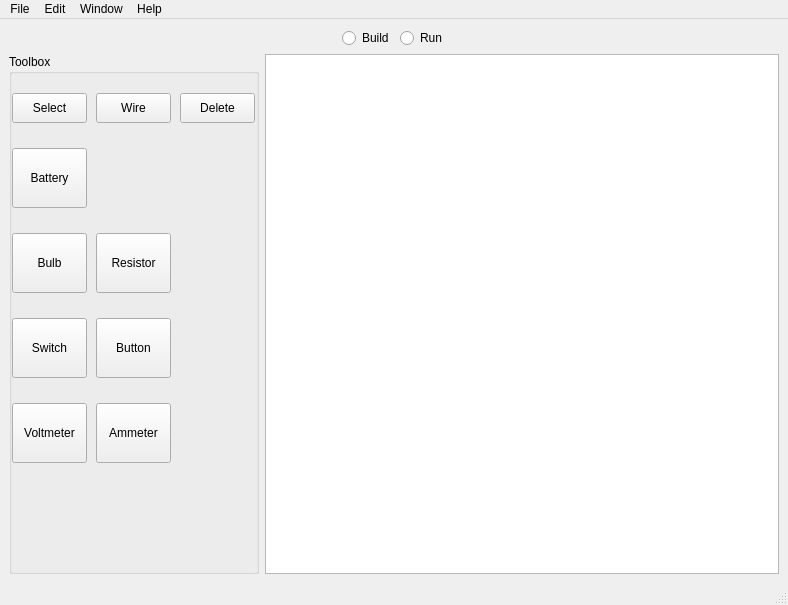
This is views/mainWindow.ui in bandienkhamgalan/flappyeagle as Qt 5 draws it before an edit. The edited form follows.
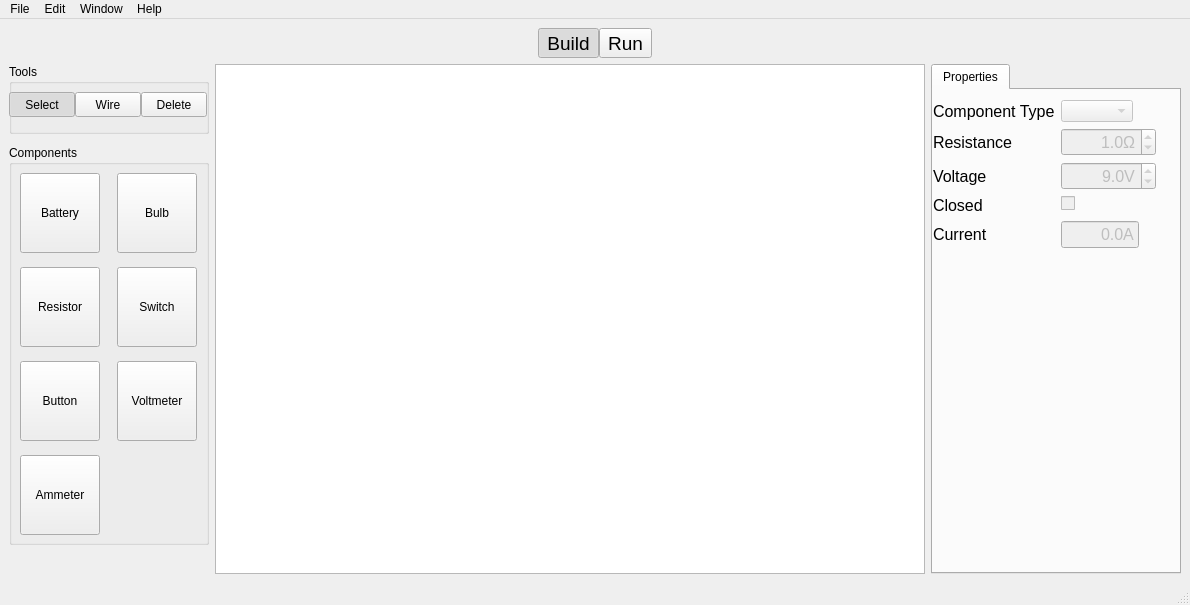
This is the edited form. Custom widgets are drawn as their Qt base class.

Commit message: implement properties and fix bugs in circuit diagram view

Diff of the .ui file:
```diff
--- a/views/mainWindow.ui
+++ b/views/mainWindow.ui
@@ -6,12 +6,12 @@
    <rect>
     <x>0</x>
     <y>0</y>
-    <width>788</width>
+    <width>1190</width>
     <height>605</height>
    </rect>
   </property>
   <property name="sizePolicy">
-   <sizepolicy hsizetype="Minimum" vsizetype="Minimum">
+   <sizepolicy hsizetype="MinimumExpanding" vsizetype="MinimumExpanding">
     <horstretch>0</horstretch>
     <verstretch>0</verstretch>
    </sizepolicy>
@@ -41,6 +41,9 @@
    <layout class="QVBoxLayout" name="verticalLayout">
     <item>
      <layout class="QHBoxLayout" name="horizontalLayout_4">
+      <property name="spacing">
+       <number>0</number>
+      </property>
       <property name="topMargin">
        <number>0</number>
       </property>
@@ -58,17 +61,39 @@
        </spacer>
       </item>
       <item>
-       <widget class="QRadioButton" name="build">
+       <widget class="QToolButton" name="buildMode">
+        <property name="font">
+         <font>
+          <pointsize>14</pointsize>
+         </font>
+        </property>
+        <property name="cursor">
+         <cursorShape>ForbiddenCursor</cursorShape>
+        </property>
         <property name="text">
          <string>Build</string>
         </property>
+        <property name="checkable">
+         <bool>true</bool>
+        </property>
+        <property name="checked">
+         <bool>true</bool>
+        </property>
        </widget>
       </item>
       <item>
-       <widget class="QRadioButton" name="run">
+       <widget class="QToolButton" name="runMode">
+        <property name="font">
+         <font>
+          <pointsize>14</pointsize>
+         </font>
+        </property>
         <property name="text">
          <string>Run</string>
         </property>
+        <property name="checkable">
+         <bool>true</bool>
+        </property>
        </widget>
       </item>
       <item>
@@ -88,101 +113,56 @@
     </item>
     <item>
      <layout class="QHBoxLayout" name="horizontalLayout">
+      <property name="rightMargin">
+       <number>0</number>
+      </property>
       <item>
        <layout class="QVBoxLayout" name="toolbox">
         <property name="rightMargin">
          <number>0</number>
         </property>
         <item>
-         <widget class="QGroupBox" name="toolboxComponents">
+         <widget class="QGroupBox" name="groupBox">
           <property name="sizePolicy">
-           <sizepolicy hsizetype="MinimumExpanding" vsizetype="MinimumExpanding">
+           <sizepolicy hsizetype="Fixed" vsizetype="Maximum">
             <horstretch>0</horstretch>
             <verstretch>0</verstretch>
            </sizepolicy>
           </property>
+          <property name="minimumSize">
+           <size>
+            <width>200</width>
+            <height>70</height>
+           </size>
+          </property>
           <property name="maximumSize">
            <size>
-            <width>250</width>
-            <height>16777215</height>
+            <width>175</width>
+            <height>70</height>
            </size>
           </property>
           <property name="title">
-           <string>Toolbox</string>
+           <string>Tools</string>
           </property>
-          <widget class="QWidget" name="gridLayoutWidget">
+          <widget class="QWidget" name="gridLayoutWidget_2">
            <property name="geometry">
             <rect>
              <x>0</x>
              <y>20</y>
-             <width>251</width>
-             <height>411</height>
+             <width>200</width>
+             <height>41</height>
             </rect>
            </property>
-           <layout class="QGridLayout" name="toolboxComponentsGrid" rowstretch="0,0,0,0,0,0">
-            <item row="4" column="1">
-             <widget class="DraggableComponentButton" name="newButton">
-              <property name="minimumSize">
-               <size>
-                <width>75</width>
-                <height>60</height>
-               </size>
-              </property>
-              <property name="autoFillBackground">
-               <bool>false</bool>
-              </property>
-              <property name="text">
-               <string>Button</string>
-              </property>
-              <property name="toolButtonStyle">
-               <enum>Qt::ToolButtonTextUnderIcon</enum>
-              </property>
-             </widget>
-            </item>
-            <item row="4" column="0">
-             <widget class="DraggableComponentButton" name="newSwitch">
-              <property name="minimumSize">
-               <size>
-                <width>75</width>
-                <height>60</height>
-               </size>
-              </property>
-              <property name="autoFillBackground">
-               <bool>false</bool>
-              </property>
-              <property name="text">
-               <string>Switch</string>
-              </property>
-              <property name="toolButtonStyle">
-               <enum>Qt::ToolButtonTextUnderIcon</enum>
-              </property>
-             </widget>
-            </item>
-            <item row="2" column="0">
-             <widget class="DraggableComponentButton" name="newBattery">
-              <property name="minimumSize">
-               <size>
-                <width>75</width>
-                <height>60</height>
-               </size>
-              </property>
-              <property name="autoFillBackground">
-               <bool>false</bool>
-              </property>
-              <property name="text">
-               <string>Battery</string>
-              </property>
-              <property name="toolButtonStyle">
-               <enum>Qt::ToolButtonTextUnderIcon</enum>
-              </property>
-             </widget>
-            </item>
+           <layout class="QGridLayout" name="gridLayout">
+            <property name="horizontalSpacing">
+             <number>0</number>
+            </property>
             <item row="0" column="1">
              <widget class="QToolButton" name="wireMode">
               <property name="minimumSize">
                <size>
-                <width>75</width>
-                <height>30</height>
+                <width>66</width>
+                <height>25</height>
                </size>
               </property>
               <property name="autoFillBackground">
@@ -191,24 +171,8 @@
               <property name="text">
                <string>Wire</string>
               </property>
-              <property name="toolButtonStyle">
-               <enum>Qt::ToolButtonTextUnderIcon</enum>
-              </property>
-             </widget>
-            </item>
-            <item row="0" column="2">
-             <widget class="QToolButton" name="deleteMode">
-              <property name="minimumSize">
-               <size>
-                <width>75</width>
-                <height>30</height>
-               </size>
-              </property>
-              <property name="autoFillBackground">
-               <bool>false</bool>
-              </property>
-              <property name="text">
-               <string>Delete</string>
+              <property name="checkable">
+               <bool>true</bool>
               </property>
               <property name="toolButtonStyle">
                <enum>Qt::ToolButtonTextUnderIcon</enum>
@@ -219,8 +183,8 @@
              <widget class="QToolButton" name="selectMode">
               <property name="minimumSize">
                <size>
-                <width>75</width>
-                <height>30</height>
+                <width>66</width>
+                <height>25</height>
                </size>
               </property>
               <property name="autoFillBackground">
@@ -229,17 +193,196 @@
               <property name="text">
                <string>Select</string>
               </property>
+              <property name="checkable">
+               <bool>true</bool>
+              </property>
+              <property name="checked">
+               <bool>true</bool>
+              </property>
               <property name="toolButtonStyle">
                <enum>Qt::ToolButtonTextUnderIcon</enum>
               </property>
              </widget>
             </item>
-            <item row="5" column="0">
+            <item row="0" column="2">
+             <widget class="QToolButton" name="deleteMode">
+              <property name="minimumSize">
+               <size>
+                <width>66</width>
+                <height>25</height>
+               </size>
+              </property>
+              <property name="autoFillBackground">
+               <bool>false</bool>
+              </property>
+              <property name="text">
+               <string>Delete</string>
+              </property>
+              <property name="checkable">
+               <bool>true</bool>
+              </property>
+              <property name="toolButtonStyle">
+               <enum>Qt::ToolButtonTextUnderIcon</enum>
+              </property>
+             </widget>
+            </item>
+           </layout>
+          </widget>
+         </widget>
+        </item>
+        <item>
+         <spacer name="verticalSpacer">
+          <property name="orientation">
+           <enum>Qt::Vertical</enum>
+          </property>
+          <property name="sizeType">
+           <enum>QSizePolicy::Fixed</enum>
+          </property>
+          <property name="sizeHint" stdset="0">
+           <size>
+            <width>20</width>
+            <height>5</height>
+           </size>
+          </property>
+         </spacer>
+        </item>
+        <item>
+         <widget class="QGroupBox" name="toolboxComponents">
+          <property name="sizePolicy">
+           <sizepolicy hsizetype="Fixed" vsizetype="Expanding">
+            <horstretch>0</horstretch>
+            <verstretch>0</verstretch>
+           </sizepolicy>
+          </property>
+          <property name="minimumSize">
+           <size>
+            <width>200</width>
+            <height>400</height>
+           </size>
+          </property>
+          <property name="maximumSize">
+           <size>
+            <width>175</width>
+            <height>1000</height>
+           </size>
+          </property>
+          <property name="title">
+           <string>Components</string>
+          </property>
+          <widget class="QWidget" name="gridLayoutWidget">
+           <property name="geometry">
+            <rect>
+             <x>0</x>
+             <y>20</y>
+             <width>201</width>
+             <height>381</height>
+            </rect>
+           </property>
+           <layout class="QGridLayout" name="toolboxComponentsGrid" rowstretch="0,0,0,0,0">
+            <property name="horizontalSpacing">
+             <number>-1</number>
+            </property>
+            <item row="1" column="0">
+             <widget class="DraggableComponentButton" name="newBattery">
+              <property name="minimumSize">
+               <size>
+                <width>80</width>
+                <height>80</height>
+               </size>
+              </property>
+              <property name="autoFillBackground">
+               <bool>false</bool>
+              </property>
+              <property name="text">
+               <string>Battery</string>
+              </property>
+              <property name="toolButtonStyle">
+               <enum>Qt::ToolButtonTextUnderIcon</enum>
+              </property>
+             </widget>
+            </item>
+            <item row="1" column="1">
+             <widget class="DraggableComponentButton" name="newBulb">
+              <property name="minimumSize">
+               <size>
+                <width>80</width>
+                <height>80</height>
+               </size>
+              </property>
+              <property name="autoFillBackground">
+               <bool>false</bool>
+              </property>
+              <property name="text">
+               <string>Bulb</string>
+              </property>
+              <property name="toolButtonStyle">
+               <enum>Qt::ToolButtonTextUnderIcon</enum>
+              </property>
+             </widget>
+            </item>
+            <item row="2" column="0">
+             <widget class="DraggableComponentButton" name="newResistor">
+              <property name="minimumSize">
+               <size>
+                <width>80</width>
+                <height>80</height>
+               </size>
+              </property>
+              <property name="autoFillBackground">
+               <bool>false</bool>
+              </property>
+              <property name="text">
+               <string>Resistor</string>
+              </property>
+              <property name="toolButtonStyle">
+               <enum>Qt::ToolButtonTextUnderIcon</enum>
+              </property>
+             </widget>
+            </item>
+            <item row="2" column="1">
+             <widget class="DraggableComponentButton" name="newSwitch">
+              <property name="minimumSize">
+               <size>
+                <width>80</width>
+                <height>80</height>
+               </size>
+              </property>
+              <property name="autoFillBackground">
+               <bool>false</bool>
+              </property>
+              <property name="text">
+               <string>Switch</string>
+              </property>
+              <property name="toolButtonStyle">
+               <enum>Qt::ToolButtonTextUnderIcon</enum>
+              </property>
+             </widget>
+            </item>
+            <item row="3" column="0">
+             <widget class="DraggableComponentButton" name="newButton">
+              <property name="minimumSize">
+               <size>
+                <width>80</width>
+                <height>80</height>
+               </size>
+              </property>
+              <property name="autoFillBackground">
+               <bool>false</bool>
+              </property>
+              <property name="text">
+               <string>Button</string>
+              </property>
+              <property name="toolButtonStyle">
+               <enum>Qt::ToolButtonTextUnderIcon</enum>
+              </property>
+             </widget>
+            </item>
+            <item row="3" column="1">
              <widget class="DraggableComponentButton" name="newVoltmeter">
               <property name="minimumSize">
                <size>
-                <width>75</width>
-                <height>60</height>
+                <width>80</width>
+                <height>80</height>
                </size>
               </property>
               <property name="autoFillBackground">
@@ -253,12 +396,12 @@
               </property>
              </widget>
             </item>
-            <item row="5" column="1">
+            <item row="4" column="0">
              <widget class="DraggableComponentButton" name="newAmmeter">
               <property name="minimumSize">
                <size>
-                <width>75</width>
-                <height>60</height>
+                <width>80</width>
+                <height>80</height>
                </size>
               </property>
               <property name="autoFillBackground">
@@ -272,56 +415,31 @@
               </property>
              </widget>
             </item>
-            <item row="3" column="1">
-             <widget class="DraggableComponentButton" name="newResistor">
-              <property name="minimumSize">
-               <size>
-                <width>75</width>
-                <height>60</height>
-               </size>
-              </property>
-              <property name="autoFillBackground">
-               <bool>false</bool>
-              </property>
-              <property name="text">
-               <string>Resistor</string>
-              </property>
-              <property name="toolButtonStyle">
-               <enum>Qt::ToolButtonTextUnderIcon</enum>
-              </property>
-             </widget>
-            </item>
-            <item row="3" column="0">
-             <widget class="DraggableComponentButton" name="newBulb">
-              <property name="minimumSize">
-               <size>
-                <width>75</width>
-                <height>60</height>
-               </size>
-              </property>
-              <property name="autoFillBackground">
-               <bool>false</bool>
-              </property>
-              <property name="text">
-               <string>Bulb</string>
-              </property>
-              <property name="toolButtonStyle">
-               <enum>Qt::ToolButtonTextUnderIcon</enum>
-              </property>
-             </widget>
-            </item>
            </layout>
           </widget>
          </widget>
         </item>
+        <item>
+         <spacer name="verticalSpacer_2">
+          <property name="orientation">
+           <enum>Qt::Vertical</enum>
+          </property>
+          <property name="sizeHint" stdset="0">
+           <size>
+            <width>20</width>
+            <height>40</height>
+           </size>
+          </property>
+         </spacer>
+        </item>
        </layout>
       </item>
       <item>
        <widget class="CircuitDiagramView" name="circuitDiagram">
         <property name="minimumSize">
          <size>
-          <width>500</width>
-          <height>500</height>
+          <width>480</width>
+          <height>480</height>
          </size>
         </property>
         <property name="mouseTracking">
@@ -344,6 +462,287 @@
         </property>
        </widget>
       </item>
+      <item>
+       <widget class="QTabWidget" name="properties">
+        <property name="minimumSize">
+         <size>
+          <width>250</width>
+          <height>0</height>
+         </size>
+        </property>
+        <property name="maximumSize">
+         <size>
+          <width>250</width>
+          <height>16777215</height>
+         </size>
+        </property>
+        <property name="tabPosition">
+         <enum>QTabWidget::North</enum>
+        </property>
+        <property name="tabShape">
+         <enum>QTabWidget::Rounded</enum>
+        </property>
+        <property name="currentIndex">
+         <number>0</number>
+        </property>
+        <property name="elideMode">
+         <enum>Qt::ElideRight</enum>
+        </property>
+        <property name="movable">
+         <bool>false</bool>
+        </property>
+        <widget class="QWidget" name="tab">
+         <attribute name="title">
+          <string>Properties</string>
+         </attribute>
+         <widget class="QWidget" name="verticalLayoutWidget">
+          <property name="geometry">
+           <rect>
+            <x>0</x>
+            <y>0</y>
+            <width>253</width>
+            <height>471</height>
+           </rect>
+          </property>
+          <layout class="QVBoxLayout" name="verticalLayout_2">
+           <property name="bottomMargin">
+            <number>0</number>
+           </property>
+           <item>
+            <layout class="QFormLayout" name="formLayout">
+             <property name="fieldGrowthPolicy">
+              <enum>QFormLayout::ExpandingFieldsGrow</enum>
+             </property>
+             <property name="labelAlignment">
+              <set>Qt::AlignLeading|Qt::AlignLeft|Qt::AlignVCenter</set>
+             </property>
+             <property name="topMargin">
+              <number>10</number>
+             </property>
+             <item row="0" column="0">
+              <widget class="QLabel" name="componentTypeLabel">
+               <property name="font">
+                <font>
+                 <pointsize>12</pointsize>
+                </font>
+               </property>
+               <property name="text">
+                <string>Component Type</string>
+               </property>
+              </widget>
+             </item>
+             <item row="0" column="1">
+              <widget class="QComboBox" name="componentType">
+               <property name="enabled">
+                <bool>false</bool>
+               </property>
+               <property name="maximumSize">
+                <size>
+                 <width>100</width>
+                 <height>16777215</height>
+                </size>
+               </property>
+              </widget>
+             </item>
+             <item row="1" column="0">
+              <widget class="QLabel" name="resistanceLabel">
+               <property name="font">
+                <font>
+                 <pointsize>12</pointsize>
+                </font>
+               </property>
+               <property name="text">
+                <string>Resistance</string>
+               </property>
+              </widget>
+             </item>
+             <item row="1" column="1">
+              <widget class="QDoubleSpinBox" name="resistance">
+               <property name="enabled">
+                <bool>false</bool>
+               </property>
+               <property name="minimumSize">
+                <size>
+                 <width>95</width>
+                 <height>0</height>
+                </size>
+               </property>
+               <property name="maximumSize">
+                <size>
+                 <width>95</width>
+                 <height>16777215</height>
+                </size>
+               </property>
+               <property name="font">
+                <font>
+                 <pointsize>12</pointsize>
+                </font>
+               </property>
+               <property name="alignment">
+                <set>Qt::AlignRight|Qt::AlignTrailing|Qt::AlignVCenter</set>
+               </property>
+               <property name="specialValueText">
+                <string/>
+               </property>
+               <property name="accelerated">
+                <bool>false</bool>
+               </property>
+               <property name="showGroupSeparator" stdset="0">
+                <bool>false</bool>
+               </property>
+               <property name="suffix">
+                <string>Ω</string>
+               </property>
+               <property name="decimals">
+                <number>1</number>
+               </property>
+               <property name="minimum">
+                <double>0.000000000000000</double>
+               </property>
+               <property name="singleStep">
+                <double>0.100000000000000</double>
+               </property>
+               <property name="value">
+                <double>1.000000000000000</double>
+               </property>
+              </widget>
+             </item>
+             <item row="2" column="0">
+              <widget class="QLabel" name="voltageLabel">
+               <property name="font">
+                <font>
+                 <pointsize>12</pointsize>
+                </font>
+               </property>
+               <property name="text">
+                <string>Voltage</string>
+               </property>
+              </widget>
+             </item>
+             <item row="2" column="1">
+              <widget class="QDoubleSpinBox" name="voltage">
+               <property name="enabled">
+                <bool>false</bool>
+               </property>
+               <property name="minimumSize">
+                <size>
+                 <width>95</width>
+                 <height>0</height>
+                </size>
+               </property>
+               <property name="maximumSize">
+                <size>
+                 <width>95</width>
+                 <height>16777215</height>
+                </size>
+               </property>
+               <property name="font">
+                <font>
+                 <pointsize>12</pointsize>
+                </font>
+               </property>
+               <property name="alignment">
+                <set>Qt::AlignRight|Qt::AlignTrailing|Qt::AlignVCenter</set>
+               </property>
+               <property name="specialValueText">
+                <string/>
+               </property>
+               <property name="accelerated">
+                <bool>false</bool>
+               </property>
+               <property name="showGroupSeparator" stdset="0">
+                <bool>false</bool>
+               </property>
+               <property name="suffix">
+                <string>V</string>
+               </property>
+               <property name="decimals">
+                <number>1</number>
+               </property>
+               <property name="minimum">
+                <double>0.000000000000000</double>
+               </property>
+               <property name="value">
+                <double>9.000000000000000</double>
+               </property>
+              </widget>
+             </item>
+             <item row="3" column="0">
+              <widget class="QLabel" name="closedLabel">
+               <property name="font">
+                <font>
+                 <pointsize>12</pointsize>
+                </font>
+               </property>
+               <property name="text">
+                <string>Closed</string>
+               </property>
+              </widget>
+             </item>
+             <item row="3" column="1">
+              <widget class="QCheckBox" name="closed">
+               <property name="enabled">
+                <bool>false</bool>
+               </property>
+               <property name="font">
+                <font>
+                 <pointsize>12</pointsize>
+                </font>
+               </property>
+               <property name="text">
+                <string/>
+               </property>
+              </widget>
+             </item>
+             <item row="4" column="0">
+              <widget class="QLabel" name="currentLabel">
+               <property name="font">
+                <font>
+                 <pointsize>12</pointsize>
+                </font>
+               </property>
+               <property name="text">
+                <string>Current</string>
+               </property>
+              </widget>
+             </item>
+             <item row="4" column="1">
+              <widget class="QLineEdit" name="current">
+               <property name="enabled">
+                <bool>false</bool>
+               </property>
+               <property name="minimumSize">
+                <size>
+                 <width>78</width>
+                 <height>0</height>
+                </size>
+               </property>
+               <property name="maximumSize">
+                <size>
+                 <width>58</width>
+                 <height>16777215</height>
+                </size>
+               </property>
+               <property name="font">
+                <font>
+                 <pointsize>12</pointsize>
+                </font>
+               </property>
+               <property name="text">
+                <string>0.0A</string>
+               </property>
+               <property name="alignment">
+                <set>Qt::AlignRight|Qt::AlignTrailing|Qt::AlignVCenter</set>
+               </property>
+              </widget>
+             </item>
+            </layout>
+           </item>
+          </layout>
+         </widget>
+        </widget>
+       </widget>
+      </item>
      </layout>
     </item>
    </layout>
@@ -353,7 +752,7 @@
     <rect>
      <x>0</x>
      <y>0</y>
-     <width>788</width>
+     <width>1190</width>
      <height>22</height>
     </rect>
    </property>
```
The commit also changes 18 other files.
